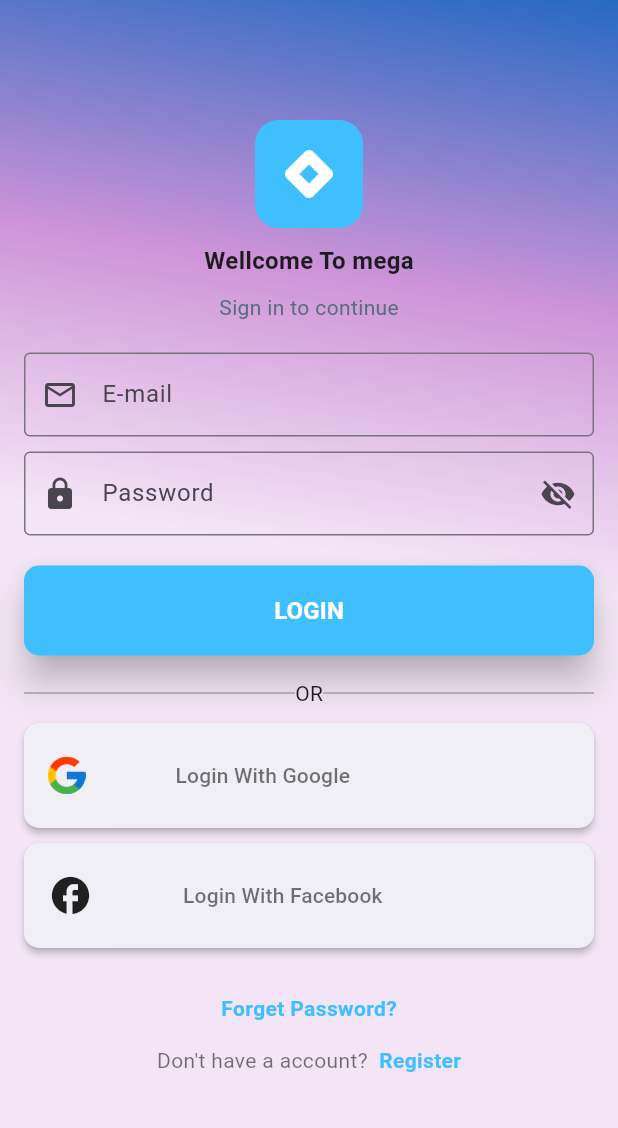
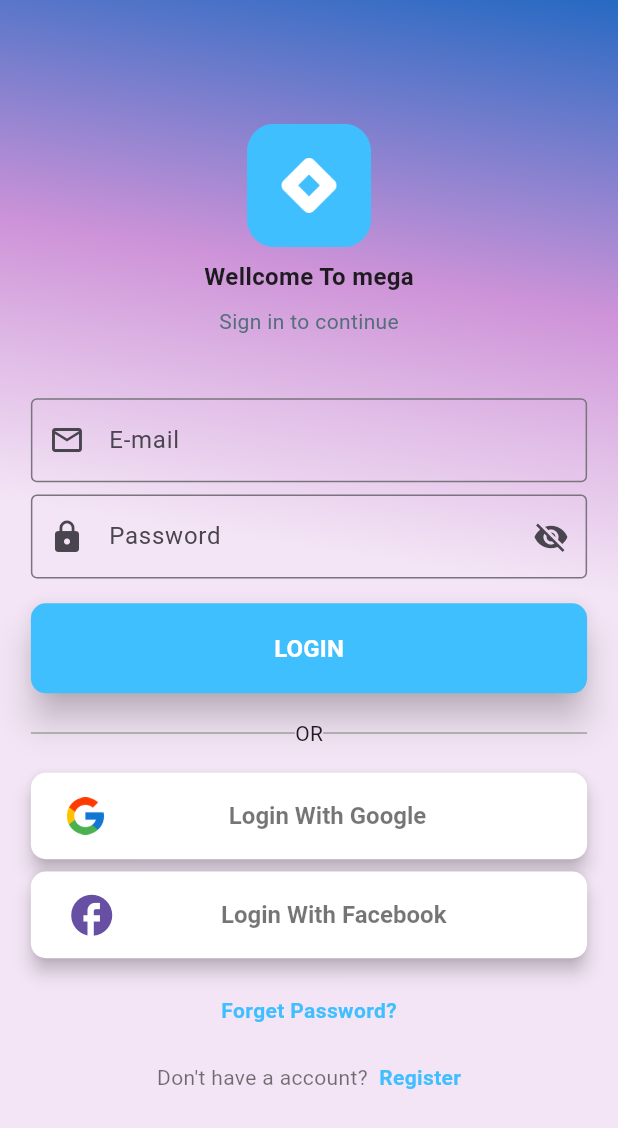
Before and after one commit to HeshamAtef22/ecommerce_trining, a Flutter app: the LoginHome screen opened by its route, after a tap on "Login With Google", on a phone screen of 412 x 824 dp. Shown: the top 1128 px of the screen. Run offline on Flutter 3.47's test engine with Material 3 defaults, Android fonts, the phone set to English and light mode, and no system bars; our stand-ins replace bloc, carousel_slider, dio, easy_splash_screen, firebase_auth, firebase_core and 5 more; missing offline and left inert: flutter_facebook_auth; accounts and stored records are empty; generated files the repository leaves out were written again; network calls fail.

Commit message:
sign in with google

```diff
--- a/lib/cubit/cubit_app.dart
+++ b/lib/cubit/cubit_app.dart
@@ -4,8 +4,11 @@ import 'package:ecommerce_trining/modules/screens/accountpage.dart';
 import 'package:ecommerce_trining/modules/screens/cartpage.dart';
 import 'package:ecommerce_trining/modules/screens/explore.dart';
 import 'package:ecommerce_trining/modules/screens/offerpage.dart';
+import 'package:firebase_auth/firebase_auth.dart';
 import 'package:flutter/material.dart';
 import 'package:flutter_bloc/flutter_bloc.dart';
+import 'package:flutter_facebook_auth/flutter_facebook_auth.dart';
+import 'package:google_sign_in/google_sign_in.dart';
 
 class AppCubit extends Cubit<AppStates>{
   AppCubit() : super(initialState());
@@ -28,5 +31,33 @@ class AppCubit extends Cubit<AppStates>{
     emit(BottomNavBarState());
   }
 
+  //sign in with google
+  Future<UserCredential> signInWithGoogle() async {
+    // Trigger the authentication flow
+    final GoogleSignInAccount? googleUser = await GoogleSignIn().signIn();
+
+    // Obtain the auth details from the request
+    final GoogleSignInAuthentication? googleAuth = await googleUser?.authentication;
+
+    // Create a new credential
+    final credential = GoogleAuthProvider.credential(
+      accessToken: googleAuth?.accessToken,
+      idToken: googleAuth?.idToken,
+    );
+
+    // Once signed in, return the UserCredential
+    return await FirebaseAuth.instance.signInWithCredential(credential);
+  }
+
+  Future<UserCredential> signInWithFacebook() async {
+    // Trigger the sign-in flow
+    final LoginResult loginResult = await FacebookAuth.instance.login();
+
+    // Create a credential from the access token
+    final OAuthCredential facebookAuthCredential = FacebookAuthProvider.credential(loginResult.accessToken!.token);
+
+    // Once signed in, return the UserCredential
+    return FirebaseAuth.instance.signInWithCredential(facebookAuthCredential);
+  }
 
 }
--- a/lib/modules/login/loginhome.dart
+++ b/lib/modules/login/loginhome.dart
@@ -1,5 +1,12 @@
+import 'package:ecommerce_trining/cubit/cubit_app.dart';
+import 'package:ecommerce_trining/cubit/cubit_states.dart';
+import 'package:ecommerce_trining/modules/home/homepage.dart';
 import 'package:ecommerce_trining/shared/components/components.dart';
+import 'package:firebase_auth/firebase_auth.dart';
 import 'package:flutter/material.dart';
+import 'package:ecommerce_trining/my_import.dart';
+import 'package:flutter_bloc/flutter_bloc.dart';
+import 'package:flutter_facebook_auth/flutter_facebook_auth.dart';
 
 import '../../data.dart';
 
@@ -35,28 +42,29 @@ class _LoginHomeState extends State<LoginHome> {
       body: Container(
         decoration: BackTheme(),
         //باستخدام الميديا كويري هخلي الكونتينر ياخد طول  وعرض الجهاز بالكامل
-        height: MediaQuery.of(context).size.height,
-        width: MediaQuery.of(context).size.width,
+        height: context.height,
+        width: context.width,
 
         child: ListView(
           children: [
             Container(
-              margin: EdgeInsets.symmetric(horizontal: 16),
+              margin: EdgeInsets.symmetric(horizontal: context.width * 0.05),
               child: Column(
                 crossAxisAlignment: CrossAxisAlignment.center,
                 children: [
                   //logo image
                   Padding(
-                    padding: const EdgeInsets.only(top: 80),
+                    padding: EdgeInsets.only(top: context.height * 0.1),
                     child: Image.asset(
                       "assets/images/logo.png",
-                      width: 72,
-                      height: 72,
+                      width: context.width * 0.5,
+                      height: context.height * 0.1,
                     ),
                   ),
                   //Text at the bottom of the logo
-                  const Padding(
-                    padding: EdgeInsets.symmetric(vertical: 10),
+                  Padding(
+                    padding:
+                        EdgeInsets.symmetric(vertical: context.height * 0.01),
                     child: Text(
                       "Wellcome To mega",
                       style:
@@ -68,7 +76,7 @@ class _LoginHomeState extends State<LoginHome> {
                     "Sign in to continue",
                     style: TextStyle(color: Colors.blueGrey[600]),
                   ),
-                  const SizedBox(height: 20),
+                  SizedBox(height: context.height * 0.05),
                   //E-mail and pass TextFormField
                   Form(
                     key: _keystat,
@@ -79,7 +87,8 @@ class _LoginHomeState extends State<LoginHome> {
                       children: [
                         //E-mail TextFormField
                         Padding(
-                          padding: const EdgeInsets.only(bottom: 10),
+                          padding:
+                              EdgeInsets.only(bottom: context.height * 0.01),
                           //Email TextFormField
                           child: defaultTextFormFiled(
                             //controller لحفظ القيمة او الداتا داخل المتغير واقدر اكنترول عليها او استخدمها
@@ -111,7 +120,7 @@ class _LoginHomeState extends State<LoginHome> {
                           validate: (value) {
                             if (value!.isEmpty) {
                               return "Password must not be empty";
-                            }else if (value.length < 8) {
+                            } else if (value.length < 8) {
                               return "Password is too short";
                             }
                           },
@@ -135,7 +144,9 @@ class _LoginHomeState extends State<LoginHome> {
 
                         //MaterialButton for sign in
                         Padding(
-                          padding: const EdgeInsets.only(top: 20, bottom: 15),
+                          padding: EdgeInsets.only(
+                              top: context.height * 0.02,
+                              bottom: context.height * 0.02),
                           child: DefaultButton(
                               function: () {
                                 {
@@ -155,7 +166,7 @@ class _LoginHomeState extends State<LoginHome> {
                   ),
 
                   Padding(
-                    padding: const EdgeInsets.only(bottom: 10),
+                    padding: EdgeInsets.only(bottom: context.height * 0.02),
                     child: Row(
                       mainAxisSize: MainAxisSize.min,
                       children: [
@@ -175,44 +186,72 @@ class _LoginHomeState extends State<LoginHome> {
                       ],
                     ),
                   ),
-                  //login Button Google and Facebook
-                  MaterialButton(
-                    shape: RoundedRectangleBorder(
-                        borderRadius: BorderRadius.circular(10)),
-                    onPressed: () {},
-                    color: Color.fromARGB(255, 239, 239, 245),
+                  //login with Google button
+                  ElevatedButton(
+                    style: ElevatedButton.styleFrom(
+                      backgroundColor: Colors.white,
+                      elevation: 5,
+                    ),
+                    onPressed: () async {
+                      final UserCredential userCredential =
+                      await BlocProvider.of<AppCubit>(context).signInWithGoogle();
+                      if (userCredential.user != null) {
+                        Navigator.pushReplacement(
+                            context,
+                            MaterialPageRoute(
+                              builder: (context) => HomePage(),
+                            ));
+                      }
+                    },
                     child: Row(
                       children: [
-                        Image.asset("assets/images/google.png", height: 25),
-                        const SizedBox(width: 60, height: 70),
+                        Image.asset("assets/images/google.png",
+                            height: context.height * 0.03),
+                        Spacer(),
                         const Text("Login With Google",
                             style: TextStyle(color: Colors.black54)),
+                        Spacer(),
                       ],
                     ),
                   ),
-                  const SizedBox(height: 10),
-
-                  MaterialButton(
-                    shape: RoundedRectangleBorder(
-                        borderRadius: BorderRadius.circular(10)),
-                    onPressed: () {},
-                    color: Color.fromARGB(255, 239, 239, 245),
+                  SizedBox(height: context.height * 0.01),
+                  //login with facebook button
+                   ElevatedButton(
+                        style: ElevatedButton.styleFrom(
+                          backgroundColor: Colors.white,
+                          elevation: 5,
+                        ),
+                        onPressed: () async {
+                          final UserCredential userCredential =
+                              await BlocProvider.of<AppCubit>(context).signInWithGoogle();
+                          if (userCredential.user != null) {
+                            Navigator.pushReplacement(
+                                context,
+                                MaterialPageRoute(
+                                  builder: (context) => HomePage(),
+                                ));
+                          }
+                        },
                         child: Row(
                           children: [
                             Icon(
                               Icons.facebook,
-                          size: 30,
+                              size: context.height * 0.04,
                             ),
-                        const SizedBox(width: 60, height: 70),
+                            Spacer(),
                             const Text(
                               "Login With Facebook",
                               style: TextStyle(color: Colors.black54),
                             ),
+                            Spacer(),
                           ],
                         ),
                       ),
+
                   Padding(
-                    padding: const EdgeInsets.only(top: 30, bottom: 15),
+                    padding: EdgeInsets.only(
+                        top: context.height * 0.03,
+                        bottom: context.height * 0.03),
                     child: InkWell(
                       onTap: () {},
                       child: const Text(
--- a/lib/modules/screens/product_detail.dart
+++ b/lib/modules/screens/product_detail.dart
@@ -1,5 +1,5 @@
 import 'package:carousel_slider/carousel_slider.dart';
-import 'package:ecommerce_trining/logic/cart_cubit/cart_cubit.dart';
+import 'package:ecommerce_trining/cubit/cart_cubit/cart_cubit.dart';
 import 'package:ecommerce_trining/models/categories_product_model.dart';
 import 'package:ecommerce_trining/models/flashsale_and_banner_model.dart';
 import 'package:ecommerce_trining/models/product_info_model.dart';
--- /dev/null
+++ b/lib/my_import.dart
@@ -0,0 +1,2 @@
+export 'package:ecommerce_trining/utils/extensions.dart';
+export 'package:ecommerce_trining/router.dart';
--- /dev/null
+++ b/lib/router.dart
@@ -0,0 +1,12 @@
+class ScreenPaths{
+  static String splashscreen = "splashscreen";
+  static String loginhome = "loginhome";
+  static String register = "register";
+  static String homepage = "homepage";
+  static String homelayout = "homelayout";
+  static String cartpage = "cartpage";
+  static String productdetail = "productdetail";
+  static String accountpage = "accountpage";
+  static String offerpage = "offerpage";
+  static String explorepage = "explorepage";
+}
--- a/pubspec.yaml
+++ b/pubspec.yaml
@@ -44,6 +44,10 @@ dependencies:
   shimmer: ^3.0.0
   lottie: ^2.7.0
   flutter_bloc: ^8.1.3
+  firebase_core: ^2.25.4
+  google_sign_in: ^6.2.1
+  firebase_auth: ^4.17.7
+  flutter_facebook_auth: ^6.1.1
 
 
 flutter_launcher_icons:
```
Also changed, not shown: lib/cubit/cart_cubit/cart_cubit.dart (added, +28 -0 lines), lib/logic/cart_cubit/cart_cubit.dart (deleted, +0 -23 lines), lib/main.dart (+15 -13 lines), lib/utils/extensions.dart (added, +15 -0 lines), lib/cubit/cart_cubit/cart_state.dart (renamed from lib/logic/cart_cubit/cart_state.dart), pubspec.lock, 9 other files. Lines whose indentation alone changed are shown as unchanged.
